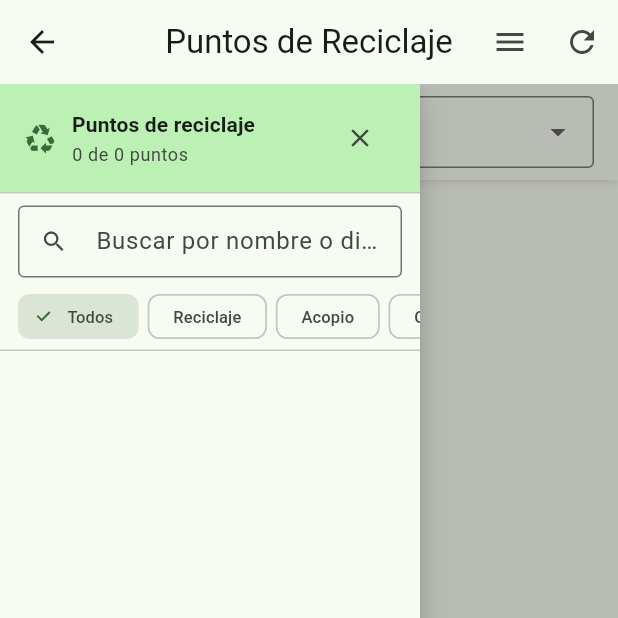
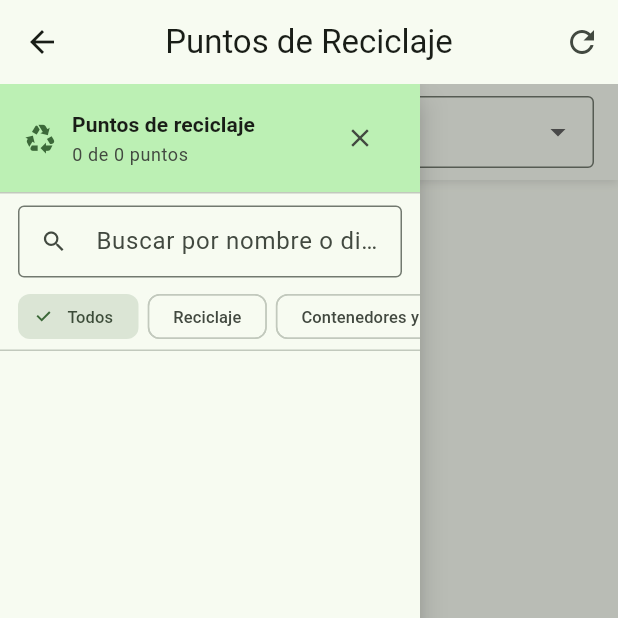
Before and after one commit to edben110/rECOCam, a Flutter app: the MapPage screen opened by its route, after a tap on the "menu" icon, on a phone screen of 412 x 824 dp, the top half of it. Run offline on Flutter 3.47's test engine with Material 3 defaults, Android fonts, the phone set to English and light mode, and no system bars; our stand-ins replace camera, connectivity_plus, dio, equatable, flutter_map, geolocator and 5 more; missing offline and left inert: tflite_flutter; accounts and stored records are empty; project files that could hold a hidden picture were left out.

Commit message:
feat:  beta 1.1.3 better menu map

```diff
--- a/lib/modules/maps/presentation/pages/map_page.dart
+++ b/lib/modules/maps/presentation/pages/map_page.dart
@@ -47,11 +47,6 @@ class _MapPageState extends State<MapPage> {
         centerTitle: true,
         actions: [
           IconButton(
-            icon: const Icon(Icons.menu),
-            onPressed: _toggleSidebar,
-            tooltip: 'Lista de puntos',
-          ),
-          IconButton(
             icon: const Icon(Icons.refresh),
             onPressed: () => context.read<MapViewModel>().refresh(),
           ),
@@ -66,6 +61,20 @@ class _MapPageState extends State<MapPage> {
                 child: _buildMapArea(),
               ),
             ],
+          ),
+          Positioned(
+            top: 8,
+            left: 8,
+            child: FloatingActionButton.small(
+              heroTag: 'sidebar_hamburger',
+              onPressed: _toggleSidebar,
+              backgroundColor: Theme.of(context).colorScheme.surface,
+              elevation: 4,
+              child: Icon(
+                _sidebarOpen ? Icons.close : Icons.menu,
+                color: Theme.of(context).colorScheme.primary,
+              ),
+            ),
           ),
           _buildSidebar(),
           _buildFloatingCard(),
--- a/lib/modules/maps/presentation/viewmodels/map_viewmodel.dart
+++ b/lib/modules/maps/presentation/viewmodels/map_viewmodel.dart
@@ -249,7 +249,13 @@ class MapViewModel extends ChangeNotifier {
     }
 
     if (_tipoFilter != null && _tipoFilter!.isNotEmpty) {
-      result = result.where((p) => p.tipo == _tipoFilter).toList();
+      if (_tipoFilter == 'contenedor_cesta') {
+        result = result.where((p) =>
+            p.tipo == 'Contenedor de reciclaje' ||
+            p.tipo == 'Cesta de basura').toList();
+      } else {
+        result = result.where((p) => p.tipo == _tipoFilter).toList();
+      }
     }
 
     _filteredPoints = result;
--- a/lib/modules/maps/presentation/widgets/sidebar_points.dart
+++ b/lib/modules/maps/presentation/widgets/sidebar_points.dart
@@ -231,8 +231,7 @@ class _SidebarPointsState extends State<SidebarPoints> {
         children: [
           _buildFilterChip(context, 'Todos', null),
           _buildFilterChip(context, 'Reciclaje', 'Centro de reciclaje'),
-          _buildFilterChip(context, 'Acopio', 'Centro de acopio'),
-          _buildFilterChip(context, 'Contenedor', 'Contenedor de reciclaje'),
+          _buildFilterChip(context, 'Contenedores y cestos', 'contenedor_cesta'),
           _buildFilterChip(context, 'Disposición', 'Punto de disposición'),
         ],
       ),
```
